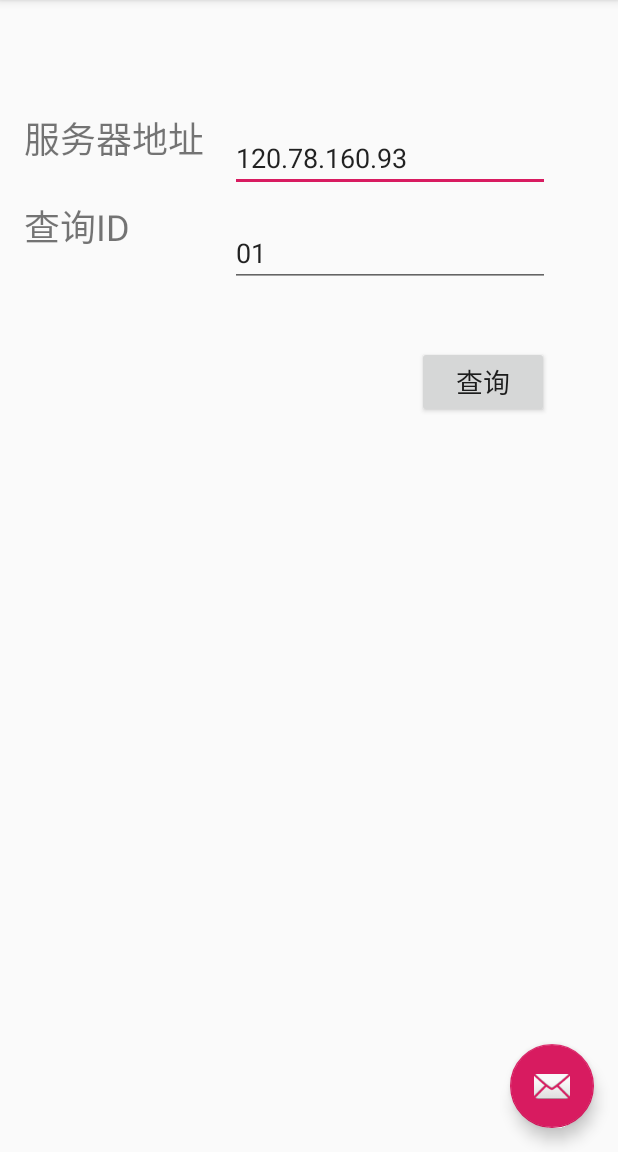
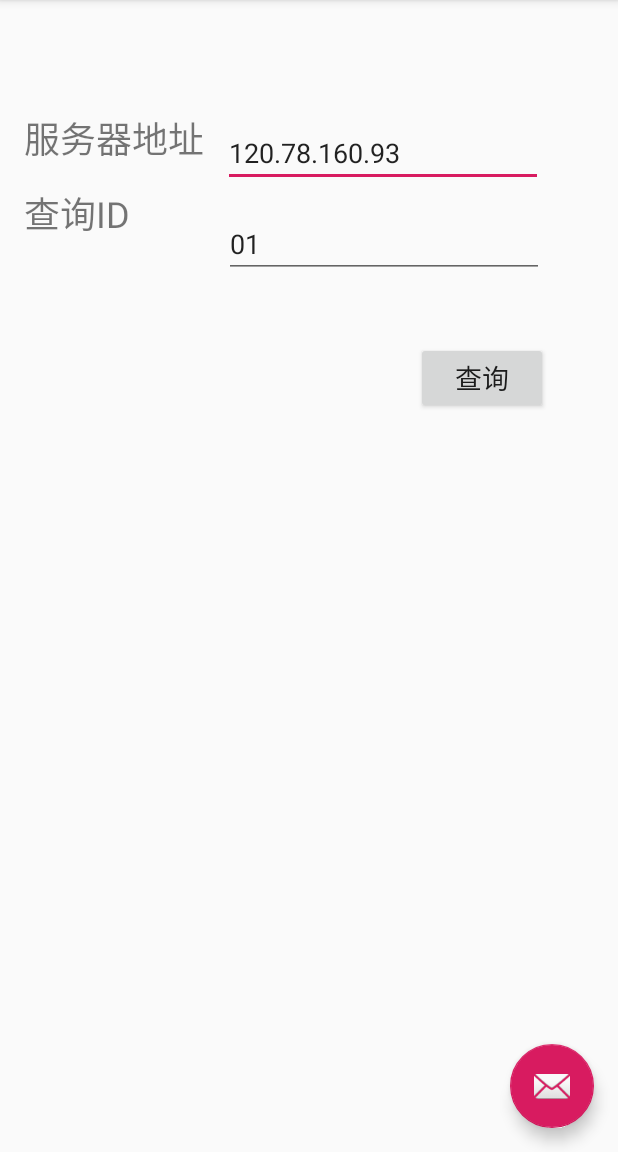
Before and after one commit to OMGCA/MediServer, an Android app: the screen it shows after launch (MainActivity), after a tap on "查询", on a phone screen of 412 x 824 dp, the part 84-1236 px from its top. Run offline under Robolectric (Android 15) with nearby library versions, the phone set to English and light mode, and no system bars.

Commit message:
Android Client: Updated comments

```diff
--- a/MediClient/app/src/main/java/com/xiatstudio/mediclient/MainActivity.java
+++ b/MediClient/app/src/main/java/com/xiatstudio/mediclient/MainActivity.java
@@ -19,6 +19,8 @@ import android.view.MenuItem;
 import android.widget.Button;
 import android.widget.EditText;
 
+import com.xiatstudio.mediclient.Patient;
+
 public class MainActivity extends AppCompatActivity {
 
     @Override
@@ -36,23 +38,20 @@ public class MainActivity extends AppCompatActivity {
             }
         });
 
+        /* 从UI中得到文本区部件 */
         final EditText patientID = findViewById(R.id.patientIDText);
         final EditText serverAdd = findViewById(R.id.serverAddress);
 
-
-
+        /* 查询按钮 */
         Button queryButton = findViewById(R.id.queryButton);
         queryButton.setOnClickListener(new View.OnClickListener() {
             @Override
             public void onClick(View view) {
-                final String queryID = patientID.getText().toString();
-                final String serverAddress = serverAdd.getText().toString();
+                final String queryID = patientID.getText().toString(); /* 得到文本区输入的病人ID */
+                final String serverAddress = serverAdd.getText().toString(); /* 得到文本区输入的服务器地址 */
                 new Thread(new ClientThread(serverAddress,queryID)).start();
             }
         });
-
-
-
 
     }
 
@@ -78,10 +77,12 @@ public class MainActivity extends AppCompatActivity {
         return super.onOptionsItemSelected(item);
     }
 
+    /* 查询病人线程，具体注释见服务器中的Client.java */
     class ClientThread implements Runnable{
         private String serverAddress;
         private String patientID;
 
+        /* 新增参数设置，用于与UI交互 */
         public ClientThread(String serverAddress, String patientID) {
             this.serverAddress = serverAddress;
             this.patientID = patientID;
@@ -97,17 +98,13 @@ public class MainActivity extends AppCompatActivity {
                 client.shutdownOutput();
 
                 ObjectInputStream inStream = new ObjectInputStream(client.getInputStream());
-                Patient patient = (Patient) inStream.readObject();
+                Patient p = (Patient) inStream.readObject();
 
                 inStream.close();
                 outStream.close();
                 client.close();
             } catch (Exception e){
-                AlertDialog.Builder builder = new AlertDialog.Builder(getBaseContext());
-                builder.setTitle("Warning");
-                builder.setMessage("Exception on connecting to server.");
-                AlertDialog alert = builder.create();
-                alert.show();
+                e.printStackTrace();
             }
         }
     }
--- a/MediClient/app/src/main/res/layout/activity_main.xml
+++ b/MediClient/app/src/main/res/layout/activity_main.xml
@@ -54,12 +54,13 @@
             app:layout_constraintRight_toRightOf="parent"
             app:layout_constraintStart_toStartOf="@+id/textView2"
             app:layout_constraintTop_toTopOf="parent"
-            app:layout_constraintVertical_bias="0.181" />
+            app:layout_constraintVertical_bias="0.169" />
 
         <EditText
             android:id="@+id/serverAddress"
             android:layout_width="wrap_content"
             android:layout_height="45dp"
+            android:layout_marginStart="8dp"
             android:layout_marginEnd="45dp"
             android:layout_marginBottom="12dp"
             android:ems="10"
@@ -67,6 +68,7 @@
             android:text="120.78.160.93"
             app:layout_constraintBottom_toTopOf="@+id/patientIDText"
             app:layout_constraintEnd_toEndOf="parent"
+            app:layout_constraintStart_toEndOf="@+id/textView2"
             app:layout_constraintTop_toTopOf="@+id/textView2"
             app:layout_constraintVertical_bias="0.6" />
 
@@ -74,6 +76,7 @@
             android:id="@+id/patientIDText"
             android:layout_width="wrap_content"
             android:layout_height="wrap_content"
+            android:layout_marginStart="8dp"
             android:layout_marginEnd="45dp"
             android:layout_marginBottom="16dp"
             android:ems="10"
@@ -81,8 +84,8 @@
             android:text="01"
             app:layout_constraintBottom_toTopOf="@+id/queryButton"
             app:layout_constraintEnd_toEndOf="parent"
-            app:layout_constraintHorizontal_bias="0.0"
-            app:layout_constraintStart_toStartOf="@+id/serverAddress"
+            app:layout_constraintHorizontal_bias="0.932"
+            app:layout_constraintStart_toEndOf="@+id/textView"
             app:layout_constraintTop_toTopOf="@+id/textView" />
 
         <Button
@@ -97,7 +100,7 @@
             android:textSize="18sp"
             app:layout_constraintBottom_toBottomOf="parent"
             app:layout_constraintEnd_toEndOf="parent"
-            app:layout_constraintHorizontal_bias="1.0"
+            app:layout_constraintHorizontal_bias="0.0"
             app:layout_constraintStart_toStartOf="parent"
             app:layout_constraintTop_toBottomOf="@+id/patientIDText" />
 
```
